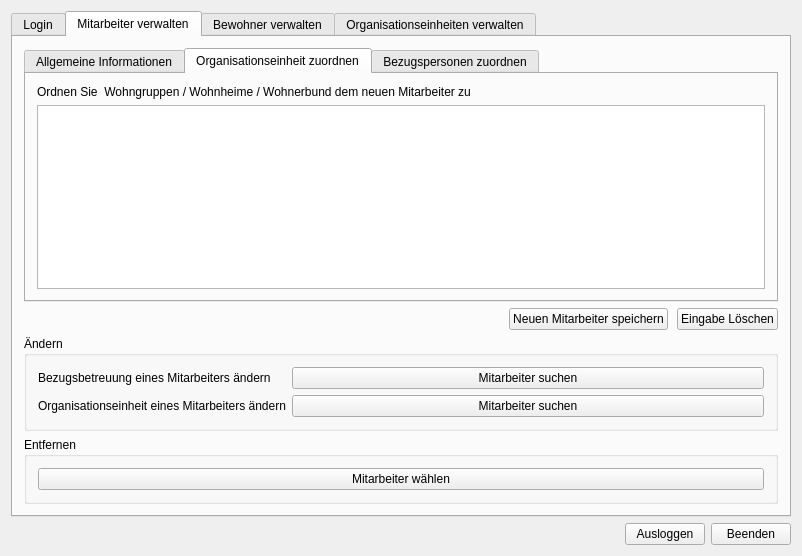
Old version of the form AdminDialog/admindialog.ui in the repository Robotregent/EBP.
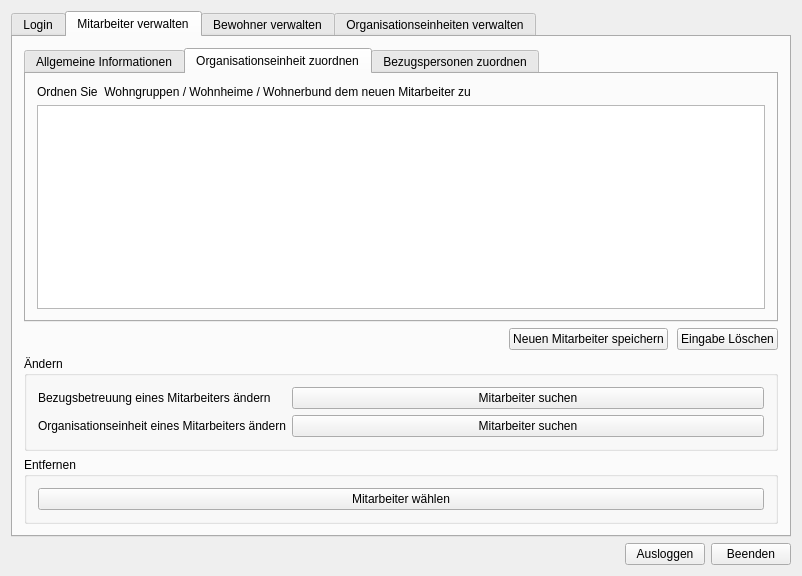
New version of the form. The open tabs and pages were chosen to show the change. Icons and pictures are not drawn.

What changed in the file:
```diff
--- a/AdminDialog/admindialog.ui
+++ b/AdminDialog/admindialog.ui
@@ -7,7 +7,7 @@
     <x>0</x>
     <y>0</y>
     <width>802</width>
-    <height>556</height>
+    <height>576</height>
    </rect>
   </property>
   <property name="windowTitle">
@@ -231,7 +231,7 @@
               </widget>
              </item>
              <item>
-              <widget class="QTreeView" name="treeView"/>
+              <widget class="QListWidget" name="O_list"/>
              </item>
             </layout>
            </widget>
```
Left out of the diff: 45 changed lines with no effect on the pictures.
